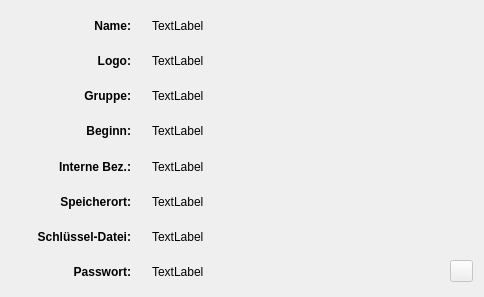
Whitie/noten-manager, file gman/ui/create_db_wiz_4.ui: the form before one commit.
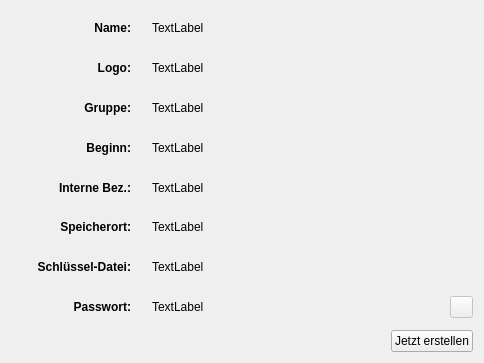
The form after the commit. Icons and pictures are not drawn.

Commit message: Added create db button.

What changed in the file:
```diff
--- a/gman/ui/create_db_wiz_4.ui
+++ b/gman/ui/create_db_wiz_4.ui
@@ -7,7 +7,7 @@
     <x>0</x>
     <y>0</y>
     <width>484</width>
-    <height>297</height>
+    <height>363</height>
    </rect>
   </property>
   <property name="windowTitle">
@@ -630,6 +630,30 @@
      </item>
     </layout>
    </item>
+   <item>
+    <layout class="QHBoxLayout" name="horizontalLayout_9">
+     <item>
+      <spacer name="horizontalSpacer_9">
+       <property name="orientation">
+        <enum>Qt::Horizontal</enum>
+       </property>
+       <property name="sizeHint" stdset="0">
+        <size>
+         <width>40</width>
+         <height>20</height>
+        </size>
+       </property>
+      </spacer>
+     </item>
+     <item>
+      <widget class="QPushButton" name="btn_create_db">
+       <property name="text">
+        <string>Jetzt erstellen</string>
+       </property>
+      </widget>
+     </item>
+    </layout>
+   </item>
   </layout>
  </widget>
  <resources>
```
The commit also changes 2 other files.
